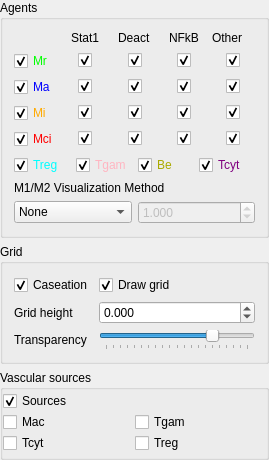
gmackie/GR-ABM-ODE-2D, file gui/agentswidget.ui: the form before one commit.
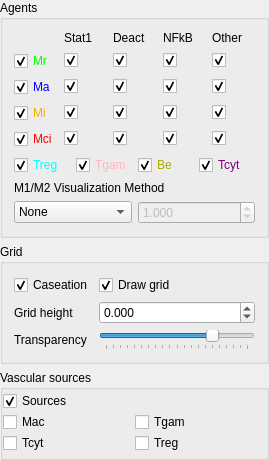
The form after the commit.

Commit message: fixed compatability problems for grviz-lung and latest qt4

The edit to the form file:
```diff
--- a/gui/agentswidget.ui
+++ b/gui/agentswidget.ui
@@ -219,7 +219,7 @@
       </item>
       <item row="0" column="0" colspan="4">
        <layout class="QGridLayout" name="gridLayout">
-        <item row="4" column="2" alignment="Qt::AlignHCenter">
+        <item row="4" column="2">
          <widget class="QCheckBox" name="checkBoxMciDeact">
           <property name="text">
            <string/>
@@ -229,7 +229,7 @@
           </property>
          </widget>
         </item>
-        <item row="1" column="2" alignment="Qt::AlignHCenter">
+        <item row="1" column="2">
          <widget class="QCheckBox" name="checkBoxMrDeact">
           <property name="text">
            <string/>
@@ -239,7 +239,7 @@
           </property>
          </widget>
         </item>
-        <item row="3" column="1" alignment="Qt::AlignHCenter">
+        <item row="3" column="1" >
          <widget class="QCheckBox" name="checkBoxMiStat1">
           <property name="text">
            <string/>
@@ -406,7 +406,7 @@
           </property>
          </widget>
         </item>
-        <item row="3" column="2" alignment="Qt::AlignHCenter">
+        <item row="3" column="2" >
          <widget class="QCheckBox" name="checkBoxMiDeact">
           <property name="text">
            <string/>
@@ -416,14 +416,14 @@
           </property>
          </widget>
         </item>
-        <item row="0" column="2" alignment="Qt::AlignHCenter">
+        <item row="0" column="2" >
          <widget class="QLabel" name="label_4">
           <property name="text">
            <string>Deact</string>
           </property>
          </widget>
         </item>
-        <item row="2" column="1" alignment="Qt::AlignHCenter">
+        <item row="2" column="1" >
          <widget class="QCheckBox" name="checkBoxMaStat1">
           <property name="text">
            <string/>
@@ -433,7 +433,7 @@
           </property>
          </widget>
         </item>
-        <item row="4" column="3" alignment="Qt::AlignHCenter">
+        <item row="4" column="3" >
          <widget class="QCheckBox" name="checkBoxMciNFkB">
           <property name="text">
            <string/>
@@ -443,7 +443,7 @@
           </property>
          </widget>
         </item>
-        <item row="1" column="1" alignment="Qt::AlignHCenter">
+        <item row="1" column="1" >
          <widget class="QCheckBox" name="checkBoxMrStat1">
           <property name="text">
            <string/>
@@ -453,14 +453,14 @@
           </property>
          </widget>
         </item>
-        <item row="0" column="1" alignment="Qt::AlignHCenter">
+        <item row="0" column="1" >
          <widget class="QLabel" name="label_3">
           <property name="text">
            <string>Stat1</string>
           </property>
          </widget>
         </item>
-        <item row="4" column="1" alignment="Qt::AlignHCenter">
+        <item row="4" column="1" >
          <widget class="QCheckBox" name="checkBoxMciStat1">
           <property name="text">
            <string/>
@@ -520,7 +520,7 @@
           </property>
          </widget>
         </item>
-        <item row="2" column="3" alignment="Qt::AlignHCenter">
+        <item row="2" column="3" >
          <widget class="QCheckBox" name="checkBoxMaNFkB">
           <property name="text">
            <string/>
@@ -530,7 +530,7 @@
           </property>
          </widget>
         </item>
-        <item row="3" column="3" alignment="Qt::AlignHCenter">
+        <item row="3" column="3" >
          <widget class="QCheckBox" name="checkBoxMiNFkB">
           <property name="text">
            <string/>
@@ -540,7 +540,7 @@
           </property>
          </widget>
         </item>
-        <item row="2" column="2" alignment="Qt::AlignHCenter">
+        <item row="2" column="2" >
          <widget class="QCheckBox" name="checkBoxMaDeact">
           <property name="text">
            <string/>
@@ -550,7 +550,7 @@
           </property>
          </widget>
         </item>
-        <item row="1" column="3" alignment="Qt::AlignHCenter">
+        <item row="1" column="3" >
          <widget class="QCheckBox" name="checkBoxMrNFkB">
           <property name="text">
            <string/>
@@ -560,7 +560,7 @@
           </property>
          </widget>
         </item>
-        <item row="0" column="3" alignment="Qt::AlignHCenter">
+        <item row="0" column="3" >
          <widget class="QLabel" name="label_5">
           <property name="text">
            <string>NFkB</string>
@@ -574,7 +574,7 @@
           </property>
          </widget>
         </item>
-        <item row="1" column="4" alignment="Qt::AlignHCenter">
+        <item row="1" column="4" >
          <widget class="QCheckBox" name="checkBoxMrOther">
           <property name="text">
            <string/>
@@ -584,7 +584,7 @@
           </property>
          </widget>
         </item>
-        <item row="2" column="4" alignment="Qt::AlignHCenter">
+        <item row="2" column="4" >
          <widget class="QCheckBox" name="checkBoxMaOther">
           <property name="text">
            <string/>
@@ -594,7 +594,7 @@
           </property>
          </widget>
         </item>
-        <item row="3" column="4" alignment="Qt::AlignHCenter">
+        <item row="3" column="4" >
          <widget class="QCheckBox" name="checkBoxMiOther">
           <property name="text">
            <string/>
@@ -604,7 +604,7 @@
           </property>
          </widget>
         </item>
-        <item row="4" column="4" alignment="Qt::AlignHCenter">
+        <item row="4" column="4" >
          <widget class="QCheckBox" name="checkBoxMciOther">
           <property name="text">
            <string/>
```
